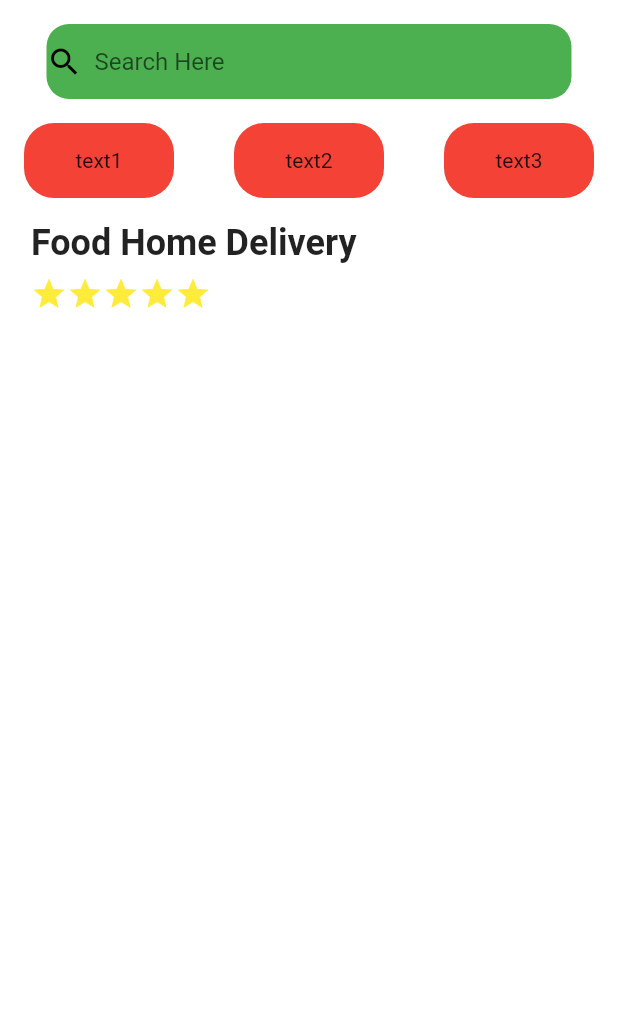
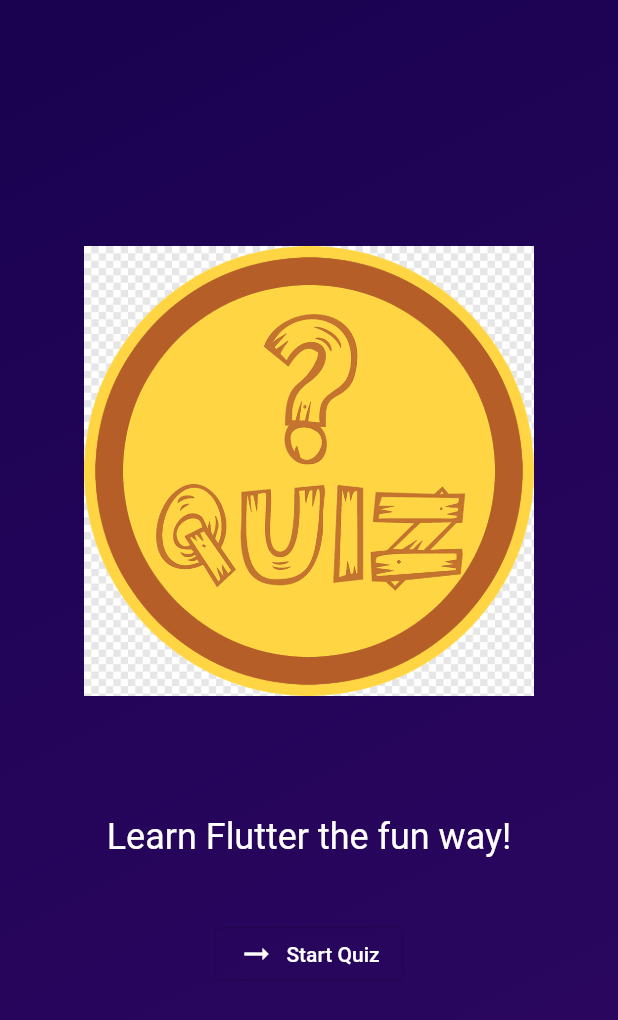
Before and after one commit to AnojAryal/Flutter-Learning, a Flutter app: the screen it shows after launch, on a phone screen of 412 x 824 dp. Shown: the top 1020 px of the screen. Run offline on Flutter 3.47's test engine with Material 2 defaults, Android fonts, the phone set to English and light mode, and no system bars.

Commit message:
setting up widgets and adding icons to button

```diff
--- a/test_project/lib/firstclass.dart
+++ /dev/null
@@ -1,127 +0,0 @@
-import 'package:flutter/material.dart';
-
-class FirstClass extends StatefulWidget {
-  const FirstClass();
-
-  @override
-  State<StatefulWidget> createState() {
-    return FirstClassState();
-  }
-}
-
-class FirstClassState extends State<FirstClass> {
-  textcard(String text) {
-    return Container(
-      height: 50,
-      width: 100,
-      decoration: BoxDecoration(
-        color: Colors.red,
-        borderRadius: BorderRadius.circular(20),
-      ),
-      child: Center(child: Text(text)),
-    );
-  }
-
-  @override
-  Widget build(BuildContext context) {
-    var size = MediaQuery.of(context).size;
-    return Scaffold(
-      backgroundColor: Colors.white,
-      body: SafeArea(
-        child: Container(
-          padding: EdgeInsets.all(16.0),
-          child: Column(
-            children: [
-              Center(
-                child: Container(
-                  height: 50,
-                  width: 350,
-                  decoration: BoxDecoration(
-                    color: Colors.green,
-                    borderRadius: BorderRadius.circular(15.0),
-                  ),
-                  child: Row(
-                    children: [
-                      Icon(Icons.search, color: Colors.black),
-                      SizedBox(width: 8.0),
-                      Expanded(
-                        child: TextField(
-                          decoration: InputDecoration(
-                            border: InputBorder.none,
-                            hintText: 'Search Here',
-                          ),
-                        ),
-                      ),
-                    ],
-                  ),
-                ),
-              ),
-              SizedBox(height: 16.0),
-              Row(
-                mainAxisAlignment: MainAxisAlignment.spaceBetween,
-                children: [
-                  textcard("text1"),
-                  SizedBox(width: 8.0),
-                  textcard("text2"),
-                  SizedBox(width: 8.0),
-                  textcard("text3"),
-                ],
-              ),
-              SizedBox(height: 16.0),
-
-              // New Container with Text and Star Icons
-              Container(
-                width: size.width * 0.9,
-                child: Column(
-                  crossAxisAlignment: CrossAxisAlignment.start, // Align text to the left
-                  children: [
-                    Text(
-                      "Food Home Delivery",
-                      style: TextStyle(
-                        fontSize: 24,
-                        fontWeight: FontWeight.bold,
-                      ),
-                      textAlign: TextAlign.left, // Align text to the left
-                    ),
-                    SizedBox(height: 8.0), // Add vertical spacing
-
-                    // New Row for Star Icons
-                    Row(
-                      children: [
-                        Icon(
-                          Icons.star,
-                          color: Colors.yellow,
-                          size: 24,
-                        ),
-                        Icon(
-                          Icons.star,
-                          color: Colors.yellow,
-                          size: 24,
-                        ),
-                        Icon(
-                          Icons.star,
-                          color: Colors.yellow,
-                          size: 24,
-                        ),
-                        Icon(
-                          Icons.star,
-                          color: Colors.yellow,
-                          size: 24,
-                        ),
-                        Icon(
-                          Icons.star,
-                          color: Colors.yellow,
-                          size: 24,
-                        ),
-                      ],
-                    ),
-                  ],
-                ),
-              ),
-            ],
-          ),
-        ),
-      ),
-    );
-  }
-}
--- a/test_project/lib/main.dart
+++ b/test_project/lib/main.dart
@@ -1,23 +1,28 @@
-import "package:flutter/material.dart";
+import 'package:flutter/material.dart';
+import 'package:test_project/start_screen.dart';
 
-import "firstclass.dart";
 
 void main() {
-  runApp(const MyApp());
+  runApp(
+    MaterialApp(
+      home: Scaffold(
+        body: Container(
+          decoration:const BoxDecoration(
+            gradient: LinearGradient(
+              colors: [
+                Color.fromARGB(255, 26, 2, 80),
+                Color.fromARGB(255, 45, 7, 98),
+              ],
+              begin: Alignment.topLeft,
+              end: Alignment.bottomRight,
+            ),
+          ),
+          child: const StartScreen([
+                Color.fromARGB(255, 26, 2, 80),
+                Color.fromARGB(255, 45, 7, 98),
+              ]),
+        ),
+      ),
+    ),
+  );
 }
-
-class MyApp extends StatelessWidget {
-  const MyApp({Key? key});
-
-  @override
-  Widget build(BuildContext context) {
-    return MaterialApp(
-      debugShowCheckedModeBanner: false,
-      title: "Hello App",
-      theme: ThemeData(
-        primarySwatch: Colors.blue,
-      ),
-      home: FirstClass(),
-    );
-  }
-}
--- /dev/null
+++ b/test_project/lib/start_screen.dart
@@ -0,0 +1,44 @@
+import 'package:flutter/material.dart';
+
+const startAlignment = Alignment.topLeft;
+const endAlignment = Alignment.bottomRight;
+
+class StartScreen extends StatelessWidget {
+  const StartScreen(this.colors, {Key? key})
+      : super(key: key); //constructer function
+
+  final List<Color> colors;
+
+  @override
+  Widget build(context) {
+    return Center(
+        child: Column(
+      mainAxisSize: MainAxisSize.min,
+      children: [
+        Image.asset(
+          'assets/images/quiz-logo.png',
+          width: 300,
+        ),
+        const SizedBox(
+          height: 80,
+        ),
+        const Text(
+          'Learn Flutter the fun way!',
+          style: TextStyle(
+            color: Colors.white,
+            fontSize: 24,
+          ),
+        ),
+        const SizedBox(height: 40),
+        OutlinedButton.icon(
+          onPressed: () {},
+          style: OutlinedButton.styleFrom(
+            foregroundColor: Colors.white,
+          ),
+          icon:const Icon(Icons.arrow_right_alt),
+          label: const Text('Start Quiz'),
+        )
+      ],
+    ));
+  }
+}
--- a/test_project/pubspec.yaml
+++ b/test_project/pubspec.yaml
@@ -59,7 +59,8 @@ flutter:
   uses-material-design: true
 
   # To add assets to your application, add an assets section, like this:
-  # assets:
+  assets:
+    - assets/images/quiz-logo.png
   #   - images/a_dot_burr.jpeg
   #   - images/a_dot_ham.jpeg
 
```
Also changed, not shown: test_project/assets/images/quiz-logo.png (added), 1 other file.
